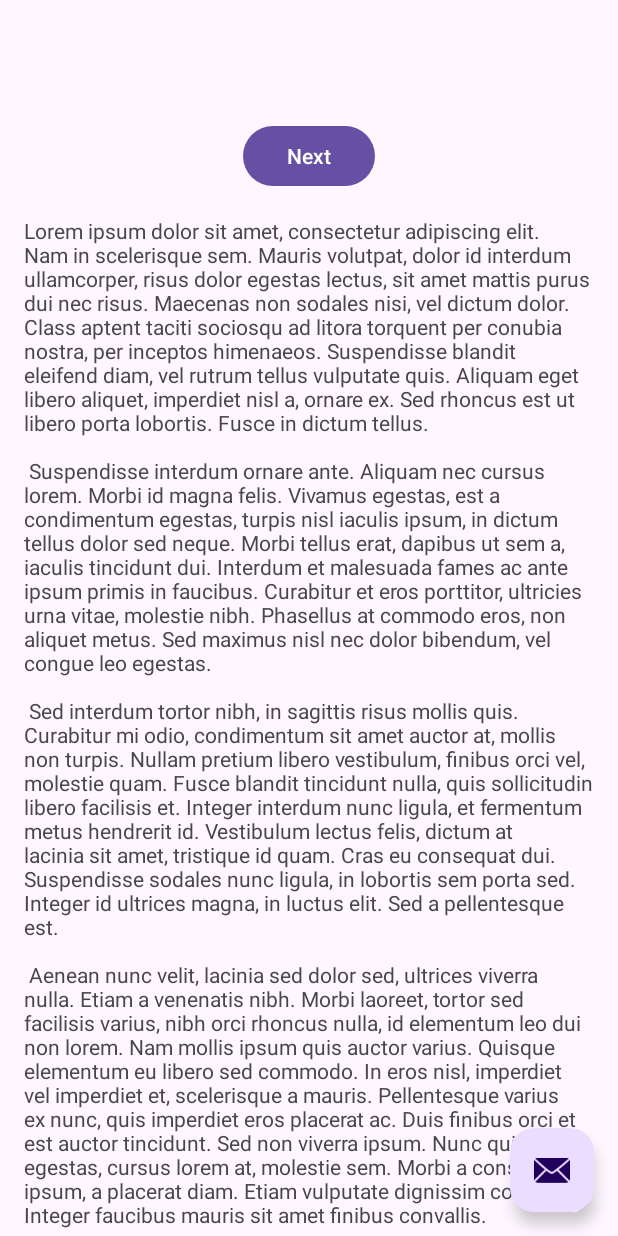
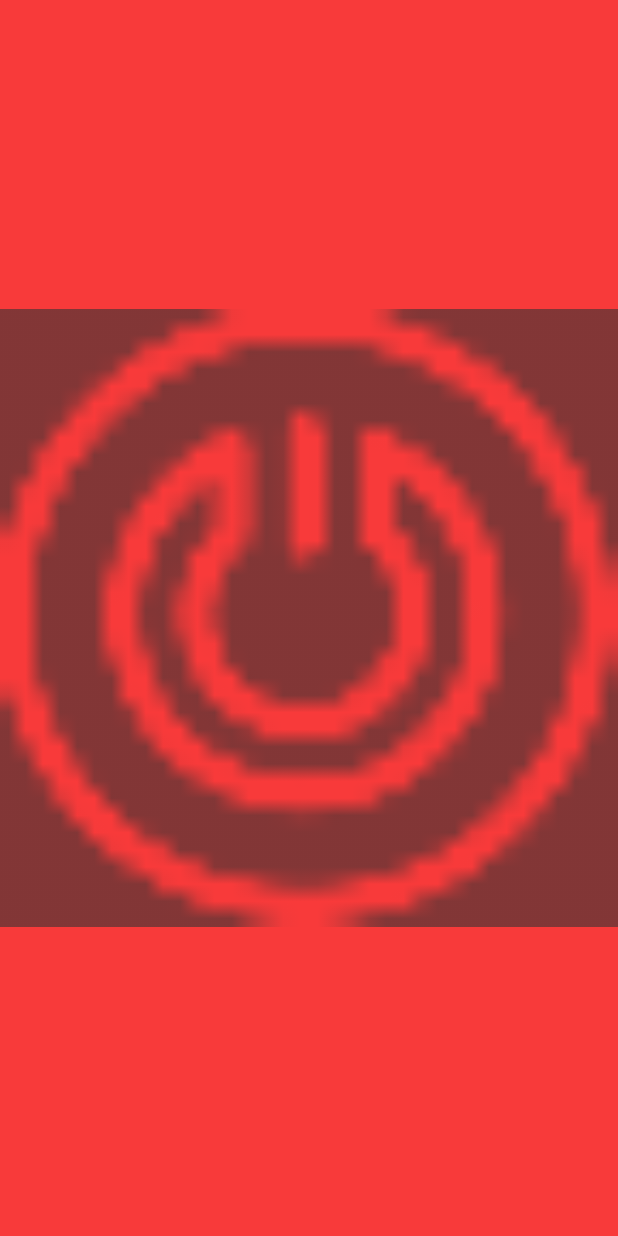
Before and after one commit to gokulrajanpillai/AndroidPhoneServer, an Android app: the screen it shows after launch (MainActivity), on a phone screen of 412 x 824 dp. Run offline under Robolectric (Android 15) with nearby library versions, the phone set to English and light mode, and no system bars.

Commit message:
Implemented button flip with imagebutton

```diff
--- a/app/src/main/java/com/gpow/phoneserver/FirstFragment.kt
+++ /dev/null
@@ -1,44 +0,0 @@
-package com.gpow.phoneserver
-
-import android.os.Bundle
-import androidx.fragment.app.Fragment
-import android.view.LayoutInflater
-import android.view.View
-import android.view.ViewGroup
-import androidx.navigation.fragment.findNavController
-import com.gpow.phoneserver.databinding.FragmentFirstBinding
-
-/**
- * A simple [Fragment] subclass as the default destination in the navigation.
- */
-class FirstFragment : Fragment() {
-
-    private var _binding: FragmentFirstBinding? = null
-
-    // This property is only valid between onCreateView and
-    // onDestroyView.
-    private val binding get() = _binding!!
-
-    override fun onCreateView(
-            inflater: LayoutInflater, container: ViewGroup?,
-            savedInstanceState: Bundle?
-    ): View? {
-
-        _binding = FragmentFirstBinding.inflate(inflater, container, false)
-        return binding.root
-
-    }
-
-    override fun onViewCreated(view: View, savedInstanceState: Bundle?) {
-        super.onViewCreated(view, savedInstanceState)
-
-        binding.buttonFirst.setOnClickListener {
-            findNavController().navigate(R.id.action_FirstFragment_to_SecondFragment)
-        }
-    }
-
-    override fun onDestroyView() {
-        super.onDestroyView()
-        _binding = null
-    }
-}
--- a/app/src/main/java/com/gpow/phoneserver/MainActivity.kt
+++ /dev/null
@@ -1,61 +0,0 @@
-package com.gpow.phoneserver
-
-import android.os.Bundle
-import com.google.android.material.snackbar.Snackbar
-import androidx.appcompat.app.AppCompatActivity
-import androidx.core.view.WindowCompat
-import androidx.navigation.findNavController
-import androidx.navigation.ui.AppBarConfiguration
-import androidx.navigation.ui.navigateUp
-import androidx.navigation.ui.setupActionBarWithNavController
-import android.view.Menu
-import android.view.MenuItem
-import com.gpow.phoneserver.databinding.ActivityMainBinding
-
-class MainActivity : AppCompatActivity() {
-
-    private lateinit var appBarConfiguration: AppBarConfiguration
-    private lateinit var binding: ActivityMainBinding
-
-    override fun onCreate(savedInstanceState: Bundle?) {
-        WindowCompat.setDecorFitsSystemWindows(window, false)
-        super.onCreate(savedInstanceState)
-
-        binding = ActivityMainBinding.inflate(layoutInflater)
-        setContentView(binding.root)
-
-        setSupportActionBar(binding.toolbar)
-
-        val navController = findNavController(R.id.nav_host_fragment_content_main)
-        appBarConfiguration = AppBarConfiguration(navController.graph)
-        setupActionBarWithNavController(navController, appBarConfiguration)
-
-        binding.fab.setOnClickListener { view ->
-            Snackbar.make(view, "Replace with your own action", Snackbar.LENGTH_LONG)
-                    .setAnchorView(R.id.fab)
-                    .setAction("Action", null).show()
-        }
-    }
-
-    override fun onCreateOptionsMenu(menu: Menu): Boolean {
-        // Inflate the menu; this adds items to the action bar if it is present.
-        menuInflater.inflate(R.menu.menu_main, menu)
-        return true
-    }
-
-    override fun onOptionsItemSelected(item: MenuItem): Boolean {
-        // Handle action bar item clicks here. The action bar will
-        // automatically handle clicks on the Home/Up button, so long
-        // as you specify a parent activity in AndroidManifest.xml.
-        return when (item.itemId) {
-            R.id.action_settings -> true
-            else -> super.onOptionsItemSelected(item)
-        }
-    }
-
-    override fun onSupportNavigateUp(): Boolean {
-        val navController = findNavController(R.id.nav_host_fragment_content_main)
-        return navController.navigateUp(appBarConfiguration)
-                || super.onSupportNavigateUp()
-    }
-}
--- a/app/src/main/res/layout/activity_main.xml
+++ b/app/src/main/res/layout/activity_main.xml
@@ -1,5 +1,5 @@
 <?xml version="1.0" encoding="utf-8"?>
-<androidx.coordinatorlayout.widget.CoordinatorLayout xmlns:android="http://schemas.android.com/apk/res/android"
+<LinearLayout xmlns:android="http://schemas.android.com/apk/res/android"
     xmlns:app="http://schemas.android.com/apk/res-auto"
     xmlns:tools="http://schemas.android.com/tools"
     android:layout_width="match_parent"
@@ -7,27 +7,18 @@
     android:fitsSystemWindows="true"
     tools:context=".MainActivity">
 
-    <com.google.android.material.appbar.AppBarLayout
+    <LinearLayout
+        android:id="@+id/pwr_btn_layout"
         android:layout_width="match_parent"
-        android:layout_height="wrap_content"
-        android:fitsSystemWindows="true">
+        android:layout_height="match_parent">
 
-        <com.google.android.material.appbar.MaterialToolbar
-            android:id="@+id/toolbar"
+        <ImageButton
+            android:id="@+id/pwr_btn"
+            android:background="@color/red"
             android:layout_width="match_parent"
-            android:layout_height="?attr/actionBarSize" />
+            android:layout_height="match_parent"
+            android:src="@drawable/ic_power_button"
+            android:scaleType="fitCenter" />
+    </LinearLayout>
 
-    </com.google.android.material.appbar.AppBarLayout>
-
-    <com.google.android.material.floatingactionbutton.FloatingActionButton
-        android:id="@+id/fab"
-        android:layout_width="wrap_content"
-        android:layout_height="wrap_content"
-        android:layout_gravity="bottom|end"
-        android:layout_marginBottom="16dp"
-        android:layout_marginEnd="@dimen/fab_margin"
-        app:srcCompat="@android:drawable/ic_dialog_email" />
-
-    <include layout="@layout/content_main" />
-
-</androidx.coordinatorlayout.widget.CoordinatorLayout>
+</LinearLayout>
--- a/app/src/main/res/layout/content_main.xml
+++ /dev/null
@@ -1,19 +0,0 @@
-<?xml version="1.0" encoding="utf-8"?>
-<androidx.constraintlayout.widget.ConstraintLayout xmlns:android="http://schemas.android.com/apk/res/android"
-    xmlns:app="http://schemas.android.com/apk/res-auto"
-    android:layout_width="match_parent"
-    android:layout_height="match_parent"
-    app:layout_behavior="@string/appbar_scrolling_view_behavior">
-
-    <fragment
-        android:id="@+id/nav_host_fragment_content_main"
-        android:name="androidx.navigation.fragment.NavHostFragment"
-        android:layout_width="0dp"
-        android:layout_height="0dp"
-        app:defaultNavHost="true"
-        app:layout_constraintBottom_toBottomOf="parent"
-        app:layout_constraintEnd_toEndOf="parent"
-        app:layout_constraintStart_toStartOf="parent"
-        app:layout_constraintTop_toTopOf="parent"
-        app:navGraph="@navigation/nav_graph" />
-</androidx.constraintlayout.widget.ConstraintLayout>
--- a/app/src/main/res/layout/fragment_first.xml
+++ /dev/null
@@ -1,36 +0,0 @@
-<?xml version="1.0" encoding="utf-8"?>
-<androidx.core.widget.NestedScrollView xmlns:android="http://schemas.android.com/apk/res/android"
-    xmlns:app="http://schemas.android.com/apk/res-auto"
-    xmlns:tools="http://schemas.android.com/tools"
-    android:layout_width="match_parent"
-    android:layout_height="match_parent"
-    tools:context=".FirstFragment">
-
-    <androidx.constraintlayout.widget.ConstraintLayout
-        android:layout_width="match_parent"
-        android:layout_height="match_parent"
-        android:padding="16dp">
-
-        <Button
-            android:id="@+id/button_first"
-            android:layout_width="wrap_content"
-            android:layout_height="wrap_content"
-            android:text="@string/next"
-            app:layout_constraintBottom_toTopOf="@id/textview_first"
-            app:layout_constraintEnd_toEndOf="parent"
-            app:layout_constraintStart_toStartOf="parent"
-            app:layout_constraintTop_toTopOf="parent" />
-        />
-
-        <TextView
-            android:id="@+id/textview_first"
-            android:layout_width="wrap_content"
-            android:layout_height="wrap_content"
-            android:layout_marginTop="16dp"
-            android:text="@string/lorem_ipsum"
-            app:layout_constraintBottom_toBottomOf="parent"
-            app:layout_constraintEnd_toEndOf="parent"
-            app:layout_constraintStart_toStartOf="parent"
-            app:layout_constraintTop_toBottomOf="@id/button_first" />
-    </androidx.constraintlayout.widget.ConstraintLayout>
-</androidx.core.widget.NestedScrollView>
--- a/app/src/main/res/values/colors.xml
+++ b/app/src/main/res/values/colors.xml
@@ -2,4 +2,6 @@
 <resources>
     <color name="black">#FF000000</color>
     <color name="white">#FFFFFFFF</color>
+    <color name="green">#83F852</color>
+    <color name="red">#F83A3A</color>
 </resources>
```
Also changed, not shown: app/src/main/java/com/gpow/phoneserver/MainActivity.java (+19 -6 lines), app/src/main/java/com/gpow/phoneserver/SecondFragment.kt (deleted, +0 -44 lines), app/src/main/res/layout/fragment_second.xml (deleted, +0 -35 lines).
